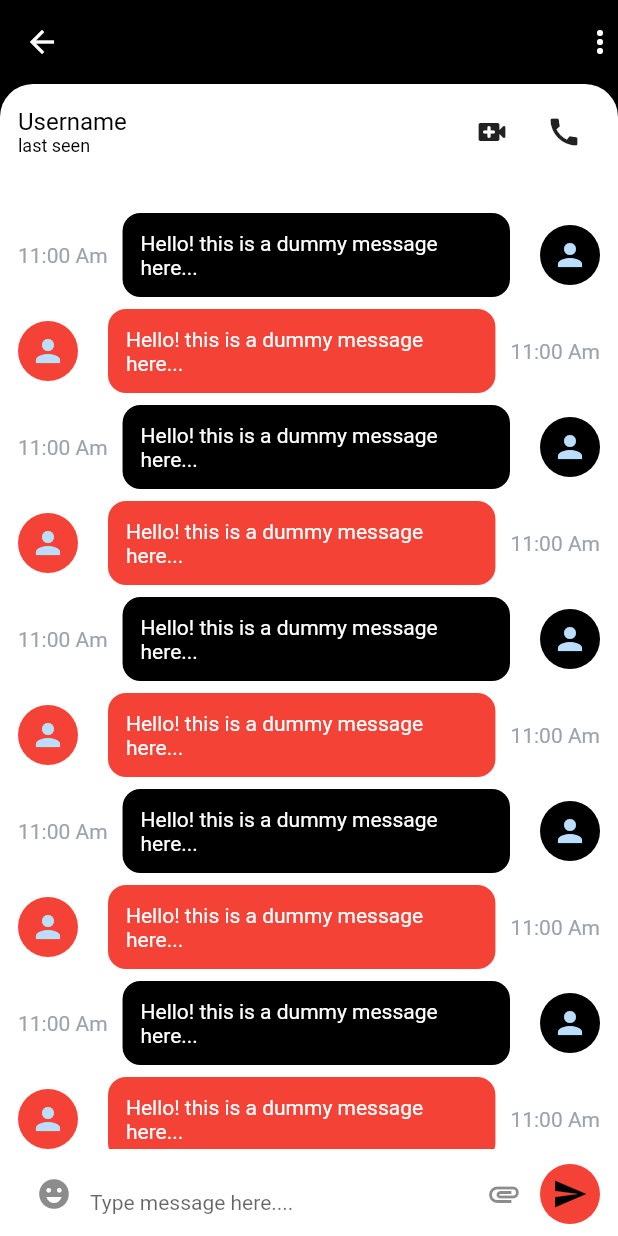
After one commit to nurnabimiah/Chatapp-with-firebase, a Flutter app: the ChatScreen screen opened directly, on a phone screen of 412 x 824 dp. The commit adds this screen. Run offline on Flutter 3.47's test engine with Material 2 defaults, Android fonts, the phone set to English and light mode, and no system bars; our stand-ins replace get, velocity_x; Roboto replaces fonts that are missing (lato).

Commit message:
profile and chat screen ui completed

```diff
--- a/lib/components/chatcomponets.dart
+++ b/lib/components/chatcomponets.dart
@@ -2,8 +2,11 @@
 
 
 import 'package:chat_app_flutter/consts/colors.dart';
+import 'package:chat_app_flutter/screens/chat_screen.dart';
 import 'package:flutter/cupertino.dart';
 import 'package:flutter/material.dart';
+import 'package:get/get.dart';
+import 'package:get/get_core/src/get_main.dart';
 
 Widget chatComponents(){
   return Container(
@@ -12,6 +15,9 @@ Widget chatComponents(){
         itemCount: 20,
         itemBuilder: (context,index){
           return ListTile(
+            onTap: (){
+              Get.to(()=> ChatScreen() ,transition:Transition.downToUp);
+            },
             leading:CircleAvatar(
                 backgroundColor: Colors.transparent,
                 radius: 25,
--- /dev/null
+++ b/lib/consts/icon_data.dart
@@ -0,0 +1,2 @@
+
+import 'package:flutter/cupertino.dart';
--- a/lib/main.dart
+++ b/lib/main.dart
@@ -1,5 +1,5 @@
 
-import 'package:chat_app_flutter/screens/chat_app_screen.dart';
+import 'package:chat_app_flutter/screens/chat_app_homescreen.dart';
 import 'package:flutter/material.dart';
 import 'package:flutter/services.dart';
 import 'package:get/get_navigation/src/root/get_material_app.dart';
@@ -22,7 +22,7 @@ class App extends StatelessWidget {
     return GetMaterialApp(
       theme: ThemeData(fontFamily: "lato"),
       debugShowCheckedModeBanner: false,
-      home: ChatAppScreen(),
+      home: ChatAppHomeScreen(),
       title: appname,
     );
   }
--- /dev/null
+++ b/lib/screens/chat_screen.dart
@@ -0,0 +1,160 @@
+
+import 'package:chat_app_flutter/consts/colors.dart';
+import 'package:flutter/material.dart';
+import 'package:velocity_x/velocity_x.dart';
+
+class ChatScreen extends StatelessWidget {
+  const ChatScreen({Key? key}) : super(key: key);
+
+  @override
+  Widget build(BuildContext context) {
+    return Scaffold(
+      backgroundColor: bgColor,
+      appBar: AppBar(
+        elevation: 0,
+        backgroundColor: Colors.transparent,
+        actions: [
+          Icon(
+            Icons.more_vert_rounded,
+            color: Colors.white,
+          )
+        ],
+      ),
+      body: Container(
+        padding: EdgeInsets.symmetric(horizontal: 12, vertical: 8),
+        decoration: BoxDecoration(
+            color: Colors.white,
+            borderRadius: BorderRadius.vertical(top: Radius.circular(22))),
+        child: Column(
+          children: [
+            Row(
+              children: [
+                Expanded(
+                    child: RichText(
+
+                  text: TextSpan(children: [
+                    TextSpan(
+                        text: 'Username\n',
+                        style: TextStyle(fontSize: 16, color: Colors.black)),
+                    TextSpan(
+                        text: 'last seen',
+                        style: TextStyle(fontSize: 12, color: Colors.black)),
+                  ]),
+                )),
+                IconButton(
+                    onPressed: () {},
+                    icon: Icon(
+                      Icons.video_call_rounded,
+                      size: 24,
+                    )),
+                IconButton(
+                    onPressed: () {},
+                    icon: Expanded(
+                      child: Icon(
+                        Icons.call,
+                        size: 24,
+                      ),
+                    ))
+              ],
+            ),
+            30.heightBox,
+            Expanded(
+              child: ListView.builder(
+                physics: BouncingScrollPhysics(),
+                shrinkWrap: true,
+                  itemCount: 20,
+                  itemBuilder: (context,index){
+                    return Directionality(
+                      textDirection: index.isEven ? TextDirection.rtl : TextDirection.ltr,
+                      child: Container(
+                        margin: EdgeInsets.only(bottom: 8),
+                        child: Row(
+                          children: [
+                            CircleAvatar(
+                              backgroundColor: index.isEven ? Colors.black : Colors.red,
+                              child: Icon(Icons.person),
+                            ),
+                            20.widthBox,
+                            Expanded(
+                                child: Directionality(
+                                  textDirection: TextDirection.ltr,
+                                  child: Container(
+                                    padding: EdgeInsets.all(12),
+                              decoration: BoxDecoration(
+                                  color: index.isEven ? bgColor : Colors.red,
+                                  borderRadius: BorderRadius.circular(12)
+                              ),
+                                    child: Text('Hello! this is a dummy message here...',style: TextStyle(color: Colors.white),),
+                            ),
+                                )),
+
+                            10.widthBox,
+                            Directionality(
+                              textDirection: TextDirection.ltr,
+                                child: '11:00 Am'.text.gray400.make()),
+                           /* TextButton.icon(
+                                label:'11:00 Am'.text.gray400.make(),
+                                onPressed: (){},
+                                icon: Icon(Icons.access_time_filled))*/
+                          ],
+                        ),
+                      ),
+                    );
+                  }),
+            ),
+            10.heightBox,
+           /*Row(
+             children: [
+               Container(
+                 decoration: BoxDecoration(
+                   color: bgColor,
+                   borderRadius: BorderRadius.circular(16)
+                 ),
+                 child:TextField(
+                   decoration: InputDecoration(
+                     hintText: 'Type your message'
+                   ),
+                 ),
+               )
+             ],
+           )*/
+            SizedBox(
+              height:40 ,
+              child: Row(
+                children: [
+                  Expanded(child: Container(
+                    decoration: BoxDecoration(
+
+    borderRadius: BorderRadius.circular(16)
+                    ),
+                    child: TextFormField(
+                      maxLines: 2,
+
+                      textAlignVertical: TextAlignVertical.center,
+                      decoration: InputDecoration(
+                        prefixIcon: Icon(Icons.emoji_emotions),
+                        suffixIcon: Icon(Icons.attachment),
+                        border: InputBorder.none,
+                       hintText: 'Type message here....',
+                        hintStyle: TextStyle(
+                          fontSize: 14,
+
+                        )
+
+                      ),
+                    ),
+                  )),
+                  CircleAvatar(
+                    backgroundColor: Colors.red,
+                    child: Icon(Icons.send,color: Colors.black,),
+                  )
+                ],
+              ),
+            )
+
+          ],
+        ),
+      ),
+    );
+  }
+}
```
Also changed, not shown: lib/components/appbar.dart (+7 -2 lines), lib/components/drawer.dart (added, +86 -0 lines), lib/screens/chat_app_homescreen.dart (renamed from lib/screens/chat_app_screen.dart, +6 -8 lines), lib/screens/home_screen.dart (+10 -1 lines), lib/screens/profile_screen.dart (added, +117 -0 lines), lib/components/status_componet.dart (added).
